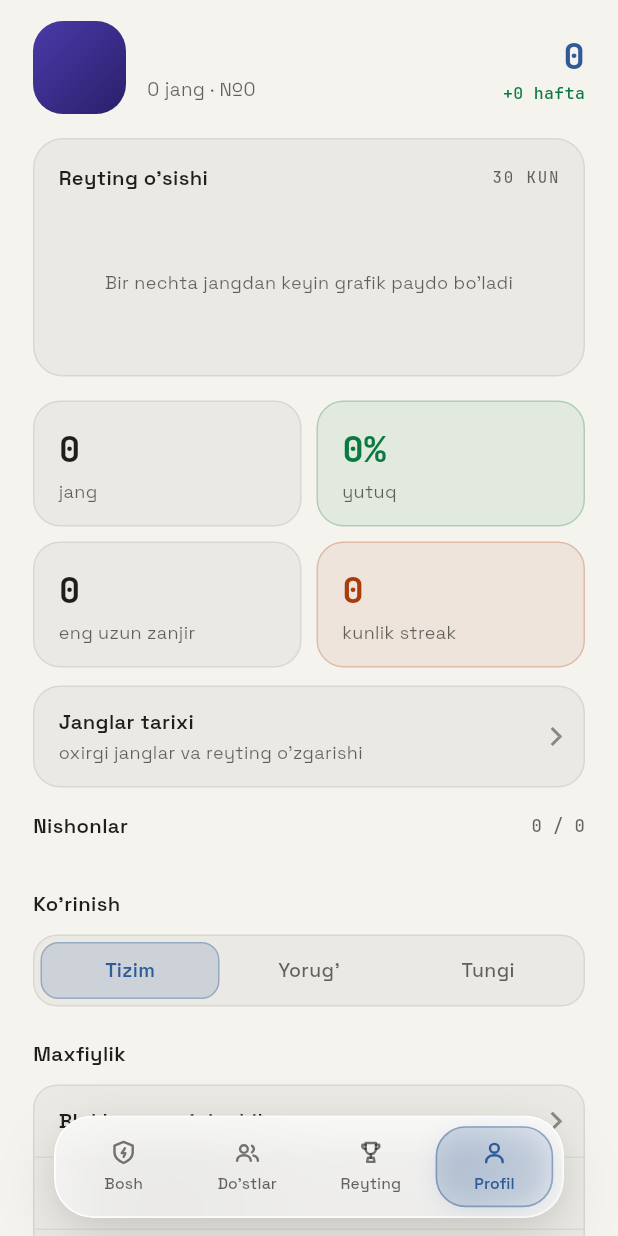
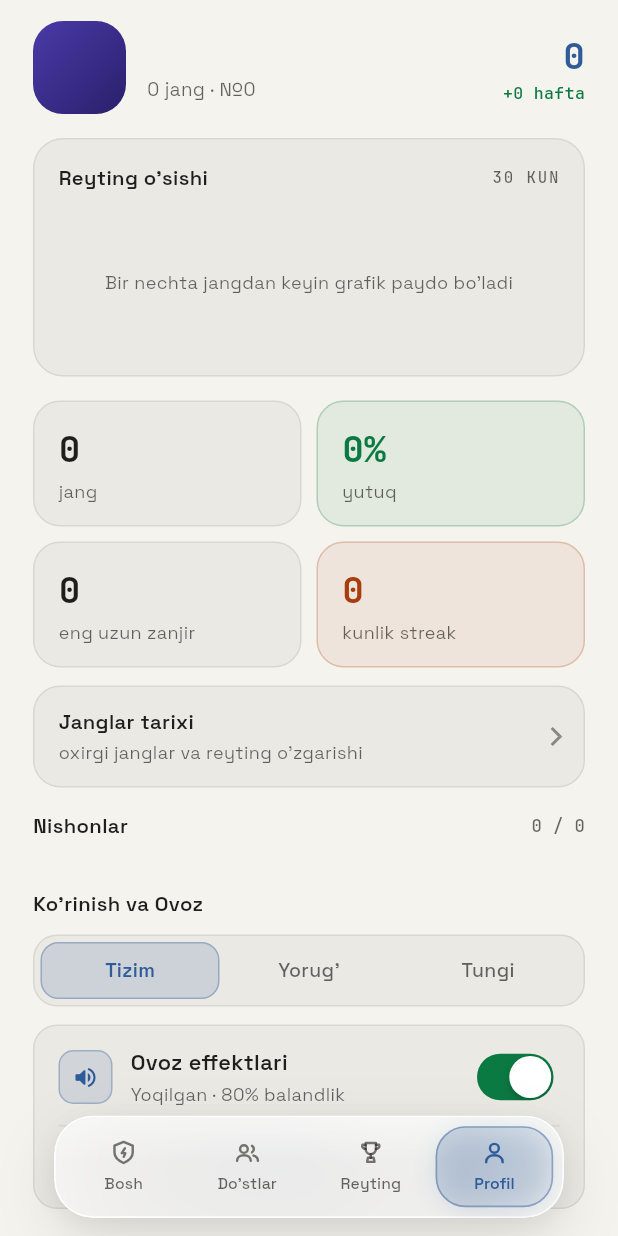
Before and after one commit to benxur01/wordbattlemobileapp, a Flutter app: the ProfileScreen widget shown alone on an empty page, opened directly with empty values, on a phone screen of 412 x 824 dp. Run offline on Flutter 3.47's test engine with Material 3 defaults, Android fonts, the phone set to English and light mode, and no system bars; our stand-ins replace app_links, audioplayers, flutter_secure_storage, google_sign_in, share_plus, shared_preferences; missing offline and left inert: google_sign_in_web; accounts and stored records are empty.

Commit message:
feat(settings): integrate SoundSettingsCard into ProfileScreen appearance

```diff
--- a/lib/screens/profile_screen.dart
+++ b/lib/screens/profile_screen.dart
@@ -4,11 +4,13 @@ import 'dart:math' as math;
 import 'package:flutter/material.dart';
 import '../theme.dart';
 import '../api/models.dart';
+import '../audio/sound_effects.dart';
 import '../widgets/bottom_nav.dart';
 import '../widgets/dashed_border.dart';
 import '../widgets/flame_badge.dart';
 import '../widgets/primary_button.dart';
 import '../widgets/provisional_badge.dart';
+import '../widgets/sound_settings_card.dart';
 import '../widgets/spinner_ring.dart';
 import '../widgets/stroke_glyph.dart';
 
@@ -442,7 +444,7 @@ class _ProfileScreenState extends State<ProfileScreen> {
     return Column(
       crossAxisAlignment: CrossAxisAlignment.start,
       children: [
-        Text("Ko'rinish", style: WBText.grotesk(size: 13.5, weight: FontWeight.w600)),
+        Text("Ko'rinish va Ovoz", style: WBText.grotesk(size: 13.5, weight: FontWeight.w600)),
         const SizedBox(height: 11),
         Container(
           padding: const EdgeInsets.all(4),
@@ -462,6 +464,9 @@ class _ProfileScreenState extends State<ProfileScreen> {
             ],
           ),
         ),
+        const SizedBox(height: 12),
+        // ignore: prefer_const_constructors
+        SoundSettingsCard(),
       ],
     );
   }
@@ -827,7 +832,12 @@ class _ThemeOption extends StatelessWidget {
     final active = WBTheme.mode == mode;
     return Expanded(
       child: Pressable(
-        onTap: active ? null : () => WBTheme.select(mode),
+        onTap: active
+            ? null
+            : () {
+                SoundEffects.instance.playTap();
+                WBTheme.select(mode);
+              },
         pressScale: .96,
         borderRadius: BorderRadius.circular(12),
         child: Container(
```
